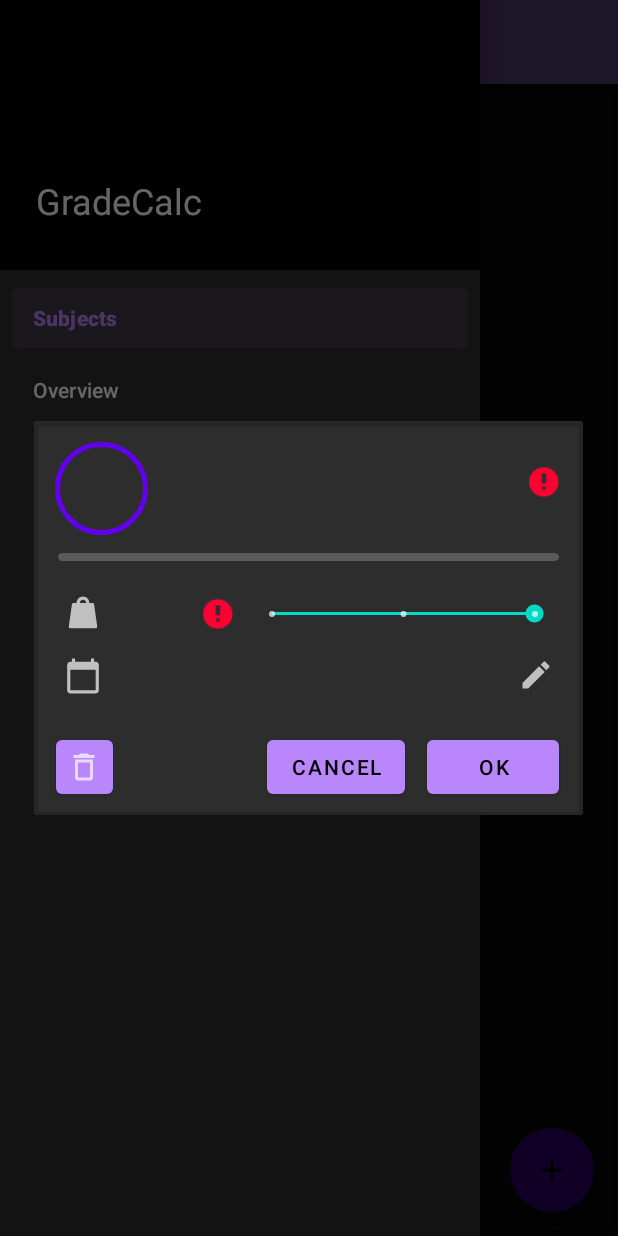
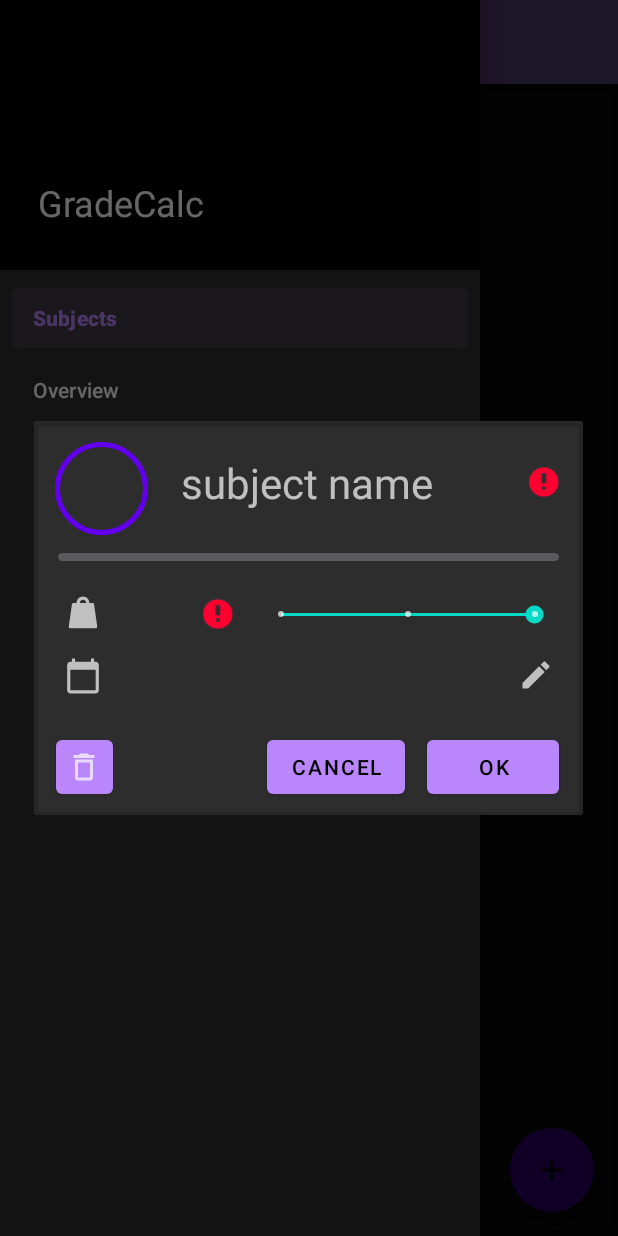
Before and after one commit to clragon/grades, an Android app: the fragment GradeEditor placed in its activity, with the side drawer open, on a phone screen of 412 x 824 dp. Run offline under Robolectric (Android 15) with nearby library versions, the phone set to English and light mode, and no system bars.

Commit message:
editor fixes
Signed-off-by: clragon <kenta3ds.habbo@gmail.com>

```diff
--- a/app/src/main/java/com/gradecalc/GradeEditor.java
+++ b/app/src/main/java/com/gradecalc/GradeEditor.java
@@ -103,7 +103,7 @@ public class GradeEditor extends DialogFragment {
                     grade.weight = Double.parseDouble(valueWeight.getText().toString());
                     try {
                         grade.creation = dateFormat.parse(valueDate.getText().toString());
-                    } catch (ParseException e) {
+                    } catch (ParseException e) { // TODO: something went wrong :(
                     }
                     dismiss();
                 }
@@ -136,7 +136,7 @@ public class GradeEditor extends DialogFragment {
                     Date creation = new Date();
                     try {
                         creation = dateFormat.parse(valueDate.getText().toString());
-                    } catch (ParseException e) {
+                    } catch (ParseException e) { // TODO: something went wrong :(
                     }
                     subject.addGrade(Value, Weight, Name, creation);
                     dismiss();
@@ -150,13 +150,13 @@ public class GradeEditor extends DialogFragment {
     private boolean checkFields() {
         boolean valid = true;
         if (valueTitle.getText().toString().replaceAll("\\s+", "").equals("")) {
-            valueTitle.setError("name kann nicht nicht leer sein.");
+            valueTitle.setError(getString(R.string.name_cannot_be_empty));
             valid = false;
         } else {
             valueTitle.setError(null);
         }
         try {
-            Double value = Double.parseDouble(valueValue.getText().toString());
+            double value = Double.parseDouble(valueValue.getText().toString());
             if (!(value >= table.minGrade)) {
                 valid = false;
             } else {
@@ -171,21 +171,21 @@ public class GradeEditor extends DialogFragment {
             valid = false;
         }
         try {
-            Double weight = Double.parseDouble(valueWeight.getText().toString());
+            double weight = Double.parseDouble(valueWeight.getText().toString());
             if (!(weight >= 0)) {
-                valueWeight.setError("Eingegebener Wert ist unter Erlaubtem.");
+                valueWeight.setError(getString(R.string.value_too_low));
                 valid = false;
             } else {
                 valueWeight.setError(null);
             }
             if (!(weight <= 1)) {
-                valueValue.setError("Eingegebener Wert überschreitet maximal Erlaubter.");
+                valueValue.setError(getString(R.string.value_too_high));
                 valid = false;
             } else {
                 valueWeight.setError(null);
             }
         } catch (Exception e) {
-            valueWeight.setError("Wert kann nicht leer sein.");
+            valueWeight.setError(getString(R.string.value_cannot_be_empty));
             valid = false;
         }
         return valid;
--- a/app/src/main/java/com/gradecalc/MainActivity.java
+++ b/app/src/main/java/com/gradecalc/MainActivity.java
@@ -1,5 +1,7 @@
 package com.gradecalc;
 
+import android.app.AlertDialog;
+import android.content.DialogInterface;
 import android.support.design.widget.NavigationView;
 import android.support.v4.app.Fragment;
 import android.support.v4.app.FragmentManager;
@@ -40,7 +42,7 @@ public class MainActivity extends AppCompatActivity {
             try {
                 table = Table.read(file.getPath());
             } catch (Exception ex) {
-                Toast.makeText(this, "can't read",
+                Toast.makeText(this, "can't read table",
                         Toast.LENGTH_LONG).show();
             }
         }
--- a/app/src/main/java/com/gradecalc/SubjectEditor.java
+++ b/app/src/main/java/com/gradecalc/SubjectEditor.java
@@ -124,7 +124,7 @@ public class SubjectEditor extends DialogFragment {
     private boolean checkFields() {
         boolean valid = true;
         if (valueTitle.getText().toString().replaceAll("\\s+", "").equals("")) {
-            valueTitle.setError("name kann nicht nicht leer sein.");
+            valueTitle.setError(getString(R.string.name_cannot_be_empty));
             valid = false;
         } else {
             valueTitle.setError(null);
--- a/app/src/main/res/layout/frag_editor.xml
+++ b/app/src/main/res/layout/frag_editor.xml
@@ -96,6 +96,7 @@
                         android:elevation="1dp"
                         android:ems="10"
                         android:gravity="start|center_vertical"
+                        android:hint="@string/subject_name"
                         android:inputType="textMultiLine"
                         android:paddingStart="8dp"
                         android:paddingEnd="8dp"
@@ -180,19 +181,19 @@
                             android:paddingStart="5dp"
                             android:textColor="?attr/colorControlNormal"
                             android:textSize="14sp"
-                            app:layout_constraintBottom_toBottomOf="parent"
+                            app:layout_constraintBottom_toBottomOf="@+id/valueSeekWeight"
                             app:layout_constraintEnd_toEndOf="parent"
                             app:layout_constraintHorizontal_bias="0.0"
                             app:layout_constraintStart_toStartOf="@+id/guideline8"
-                            app:layout_constraintTop_toTopOf="parent"
+                            app:layout_constraintTop_toTopOf="@+id/valueSeekWeight"
                             app:layout_constraintVertical_bias="0.526" />
 
                         <SeekBar
                             android:id="@+id/valueSeekWeight"
                             style="@style/Widget.AppCompat.SeekBar.Discrete"
-                            android:layout_width="207dp"
-                            android:layout_height="20dp"
-                            android:layout_marginStart="8dp"
+                            android:layout_width="0dp"
+                            android:layout_height="wrap_content"
+                            android:layout_marginStart="16dp"
                             android:layout_marginTop="8dp"
                             android:layout_marginEnd="16dp"
                             android:layout_marginBottom="8dp"
@@ -203,7 +204,7 @@
                             app:layout_constraintBottom_toBottomOf="parent"
                             app:layout_constraintEnd_toEndOf="parent"
                             app:layout_constraintHorizontal_bias="1.0"
-                            app:layout_constraintStart_toStartOf="@+id/guideline8"
+                            app:layout_constraintStart_toEndOf="@+id/valueWeight"
                             app:layout_constraintTop_toTopOf="parent" />
 
                     </android.support.constraint.ConstraintLayout>
--- a/app/src/main/res/layout/nav_header.xml
+++ b/app/src/main/res/layout/nav_header.xml
@@ -11,20 +11,17 @@
     android:theme="@style/ThemeOverlay.AppCompat.Dark">
 
     <TextView
-        android:layout_width="match_parent"
+        android:id="@+id/textView"
+        android:layout_width="wrap_content"
         android:layout_height="wrap_content"
-        android:layout_marginStart="8dp"
-        android:layout_marginTop="8dp"
-        android:layout_marginEnd="8dp"
-        android:layout_marginBottom="8dp"
         android:text="@string/app_name"
         android:textAppearance="@style/TextAppearance.AppCompat.Body1"
         android:textSize="24sp"
         app:layout_constraintBottom_toBottomOf="parent"
         app:layout_constraintEnd_toEndOf="parent"
-        app:layout_constraintHorizontal_bias="0.25"
+        app:layout_constraintHorizontal_bias="0.054"
         app:layout_constraintStart_toStartOf="parent"
         app:layout_constraintTop_toTopOf="parent"
-        app:layout_constraintVertical_bias="0.939" />
+        app:layout_constraintVertical_bias="0.891" />
 
 </android.support.constraint.ConstraintLayout>
--- a/app/src/main/res/values/strings.xml
+++ b/app/src/main/res/values/strings.xml
@@ -6,4 +6,9 @@
     <string name="settings">Settings</string>
     <string name="open_drawer">open drawer</string>
     <string name="close_drawer">close drawer</string>
+    <string name="subject_name">subject name</string>
+    <string name="name_cannot_be_empty">name cannot be empty</string>
+    <string name="value_too_low">value too low</string>
+    <string name="value_too_high">value too high</string>
+    <string name="value_cannot_be_empty">value cannot be empty</string>
 </resources>
```
